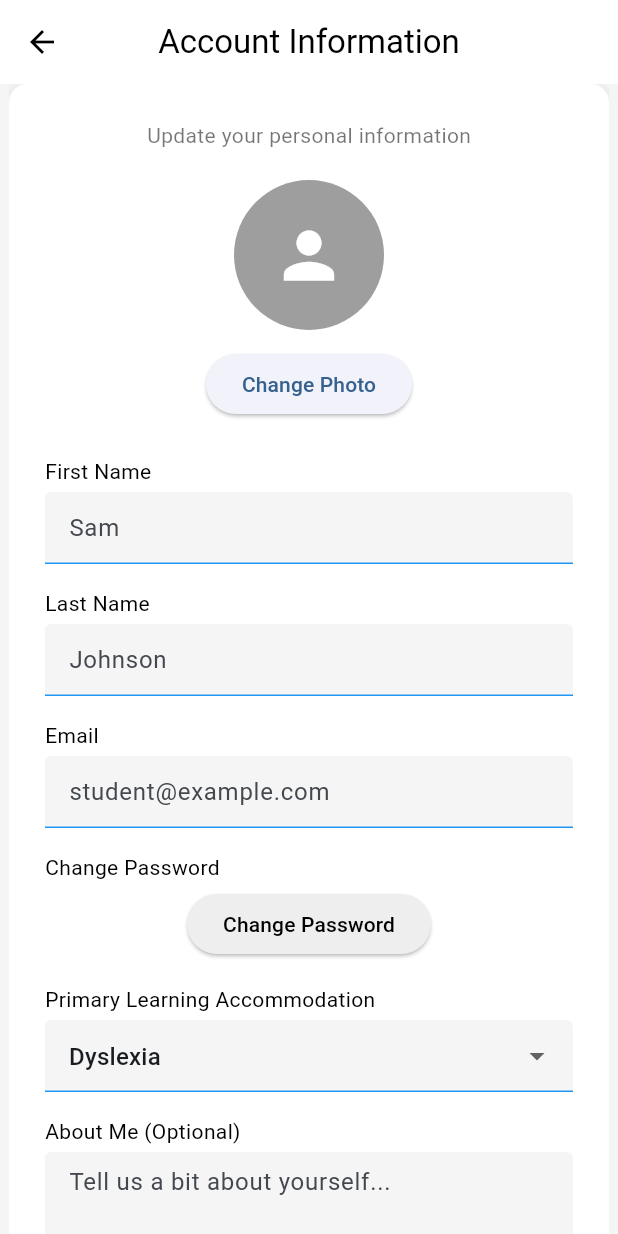
After one commit to 0xteamCookie/LearnAbility, a Flutter app: the ProfilePage screen opened directly, on a phone screen of 412 x 824 dp. The commit adds this screen. Run offline on Flutter 3.47's test engine with Material 3 defaults, Android fonts, the phone set to English and light mode, and no system bars; our stand-ins replace audioplayers, easy_localization, file_picker, flutter_markdown, flutter_tts, logger and 3 more; missing offline and left inert: flutter_math_fork, vapinew; accounts and stored records are empty.

```diff
--- a/lib/ai_voice_page.dart
+++ b/lib/ai_voice_page.dart
@@ -55,6 +55,7 @@ class _VoiceAiChatState extends State<VoiceAiChat> {
         if (messageData["type"] == "function-call" &&
             messageData["functionCall"]["name"] == "navigate") {
           String path = messageData["functionCall"]["parameters"]["path"];
+          print(path);
           _navigateToPage(path);
         }
       } catch (e) {
@@ -96,6 +97,11 @@ class _VoiceAiChatState extends State<VoiceAiChat> {
               },
             },
           ],
+          "tools":[
+            {
+              "type": "endCall"
+            }
+          ]
         },
         "voice": {"provider": "11labs", "voiceId": "paula"},
         "firstMessage":
--- /dev/null
+++ b/lib/profile_page.dart
@@ -0,0 +1,188 @@
+import 'package:flutter/material.dart';
+
+class ProfilePage extends StatelessWidget {
+  const ProfilePage({super.key});
+
+  @override
+  Widget build(BuildContext context) {
+    return Scaffold(
+      backgroundColor: Colors.grey[100],
+      appBar: AppBar(
+        title: const Text("Account Information"),
+        backgroundColor: Colors.white,
+        elevation: 0,
+        centerTitle: true,
+        foregroundColor: Colors.black,
+      ),
+      body: Center(
+        child: SingleChildScrollView(
+          child: Container(
+            padding: const EdgeInsets.all(24),
+            width: 400,
+            decoration: BoxDecoration(
+              color: Colors.white,
+              borderRadius: BorderRadius.circular(12),
+              boxShadow: const [
+                BoxShadow(
+                  color: Colors.black12,
+                  blurRadius: 8,
+                  offset: Offset(0, 2),
+                ),
+              ],
+            ),
+            child: Column(
+              crossAxisAlignment: CrossAxisAlignment.center,
+              children: [
+                const Text(
+                  "Update your personal information",
+                  style: TextStyle(color: Colors.black54),
+                ),
+                const SizedBox(height: 20),
+
+                // Profile Photo
+                const CircleAvatar(
+                  radius: 50,
+                  backgroundColor: Colors.grey,
+                  child: Icon(Icons.person, size: 50, color: Colors.white),
+                ),
+                const SizedBox(height: 12),
+                ElevatedButton(
+                  onPressed: () {},
+                  child: const Text("Change Photo"),
+                ),
+                const SizedBox(height: 24),
+
+                // First Name
+                const Align(
+                  alignment: Alignment.centerLeft,
+                  child: Text("First Name"),
+                ),
+                const SizedBox(height: 4),
+                TextField(
+                  decoration: _inputDecoration("Sam"),
+                ),
+                const SizedBox(height: 16),
+
+                // Last Name
+                const Align(
+                  alignment: Alignment.centerLeft,
+                  child: Text("Last Name"),
+                ),
+                const SizedBox(height: 4),
+                TextField(
+                  decoration: _inputDecoration("Johnson"),
+                ),
+                const SizedBox(height: 16),
+
+                // Email
+                const Align(
+                  alignment: Alignment.centerLeft,
+                  child: Text("Email"),
+                ),
+                const SizedBox(height: 4),
+                TextField(
+                  decoration: _inputDecoration("student@example.com"),
+                ),
+                const SizedBox(height: 16),
+
+                // Change Password
+                const Align(
+                  alignment: Alignment.centerLeft,
+                  child: Text("Change Password"),
+                ),
+                const SizedBox(height: 4),
+                ElevatedButton(
+                  onPressed: () {},
+                  style: ElevatedButton.styleFrom(
+                    backgroundColor: Colors.grey[200],
+                    foregroundColor: Colors.black,
+                  ),
+                  child: const Text("Change Password"),
+                ),
+                const SizedBox(height: 16),
+
+                // Primary Learning Accommodation
+                const Align(
+                  alignment: Alignment.centerLeft,
+                  child: Text("Primary Learning Accommodation"),
+                ),
+                const SizedBox(height: 4),
+                DropdownButtonFormField<String>(
+                  value: "Dyslexia",
+                  decoration: _inputDecoration(""),
+                  items: const [
+                    DropdownMenuItem(
+                      value: "Dyslexia",
+                      child: Text("Dyslexia"),
+                    ),
+                    DropdownMenuItem(
+                      value: "ADHD",
+                      child: Text("ADHD"),
+                    ),
+                    DropdownMenuItem(
+                      value: "Visual Impairment",
+                      child: Text("Visual Impairment"),
+                    ),
+                  ],
+                  onChanged: (value) {},
+                ),
+                const SizedBox(height: 16),
+
+                // About Me
+                const Align(
+                  alignment: Alignment.centerLeft,
+                  child: Text("About Me (Optional)"),
+                ),
+                const SizedBox(height: 4),
+                TextField(
+                  maxLines: 4,
+                  decoration: _inputDecoration("Tell us a bit about yourself..."),
+                ),
+                const SizedBox(height: 16),
+
+                // Phone
+                const Align(
+                  alignment: Alignment.centerLeft,
+                  child: Text("Phone (Optional)"),
+                ),
+                const SizedBox(height: 4),
+                TextField(
+                  decoration: _inputDecoration("(123) 456-7890"),
+                ),
+                const SizedBox(height: 24),
+
+                // Save Changes
+                SizedBox(
+                  width: double.infinity,
+                  child: ElevatedButton(
+                    onPressed: () {},
+                    style: ElevatedButton.styleFrom(
+                      backgroundColor: Colors.blue,
+                      padding: const EdgeInsets.symmetric(vertical: 16),
+                    ),
+                    child: const Text(
+                      "Save Changes",
+                      style: TextStyle(fontSize: 16),
+                    ),
+                  ),
+                ),
+              ],
+            ),
+          ),
+        ),
+      ),
+    );
+  }
+
+  static InputDecoration _inputDecoration(String hint) {
+    return InputDecoration(
+      hintText: hint,
+      filled: true,
+      fillColor: Colors.grey[100],
+      border: OutlineInputBorder(
+        borderRadius: BorderRadius.circular(8),
+        borderSide: BorderSide.none,
+      ),
+    );
+  }
+}
--- a/pubspec.yaml
+++ b/pubspec.yaml
@@ -25,7 +25,7 @@ dependencies:
   collection: ^1.19.1
   flutter_markdown: ^0.7.6+2
   http: ^1.3.0
-  intl: 0.20.2
+  intl: 0.19.0
   easy_localization: 3.0.7+1
   flutter_math_fork: ^0.7.4
   vapinew: ^0.0.2
```
Also changed, not shown: lib/home_page.dart (+3 -5 lines), pubspec.lock.
